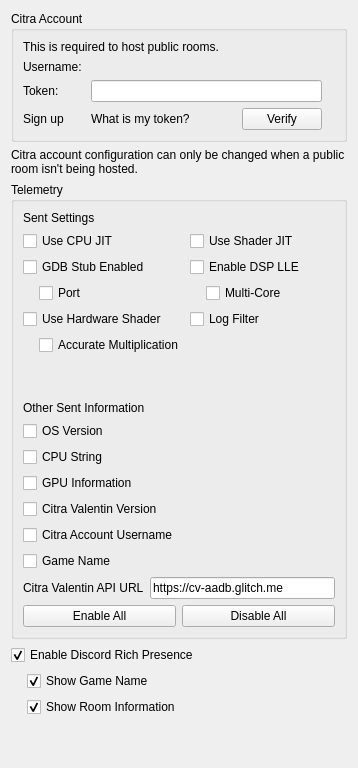
Above: src/citra_qt/configuration/configure_web.ui from tbsp/citra-valentin before the change. Below: the same form after it.
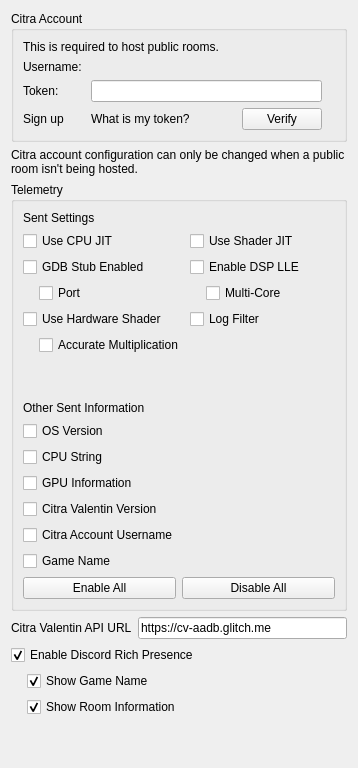
That is the form after the change.

Commit message: DiscordUtil: Use `cv_web_api_url` instead of hardcoding host

What changed in the file:
```diff
--- a/src/citra_qt/configuration/configure_web.ui
+++ b/src/citra_qt/configuration/configure_web.ui
@@ -361,24 +361,6 @@
           </item>
          </layout>
         </item>
-        <item>
-         <layout class="QHBoxLayout" name="horizontalLayout_2">
-          <item>
-           <widget class="QLabel" name="label">
-            <property name="text">
-             <string>Citra Valentin API URL</string>
-            </property>
-           </widget>
-          </item>
-          <item>
-           <widget class="QLineEdit" name="cv_web_api_url">
-            <property name="text">
-             <string>https://cv-aadb.glitch.me</string>
-            </property>
-           </widget>
-          </item>
-         </layout>
-        </item>
         <item>
          <layout class="QHBoxLayout" name="horizontalLayout">
           <item>
@@ -404,6 +386,24 @@
    </item>
    <item>
     <layout class="QVBoxLayout" name="verticalLayout_2">
+     <item>
+      <layout class="QHBoxLayout" name="horizontalLayout_2">
+       <item>
+        <widget class="QLabel" name="label">
+         <property name="text">
+          <string>Citra Valentin API URL</string>
+         </property>
+        </widget>
+       </item>
+       <item>
+        <widget class="QLineEdit" name="cv_web_api_url">
+         <property name="text">
+          <string>https://cv-aadb.glitch.me</string>
+         </property>
+        </widget>
+       </item>
+      </layout>
+     </item>
      <item>
       <widget class="QCheckBox" name="enable_discord_rp">
        <property name="text">
```
The commit also changes 2 other files.
